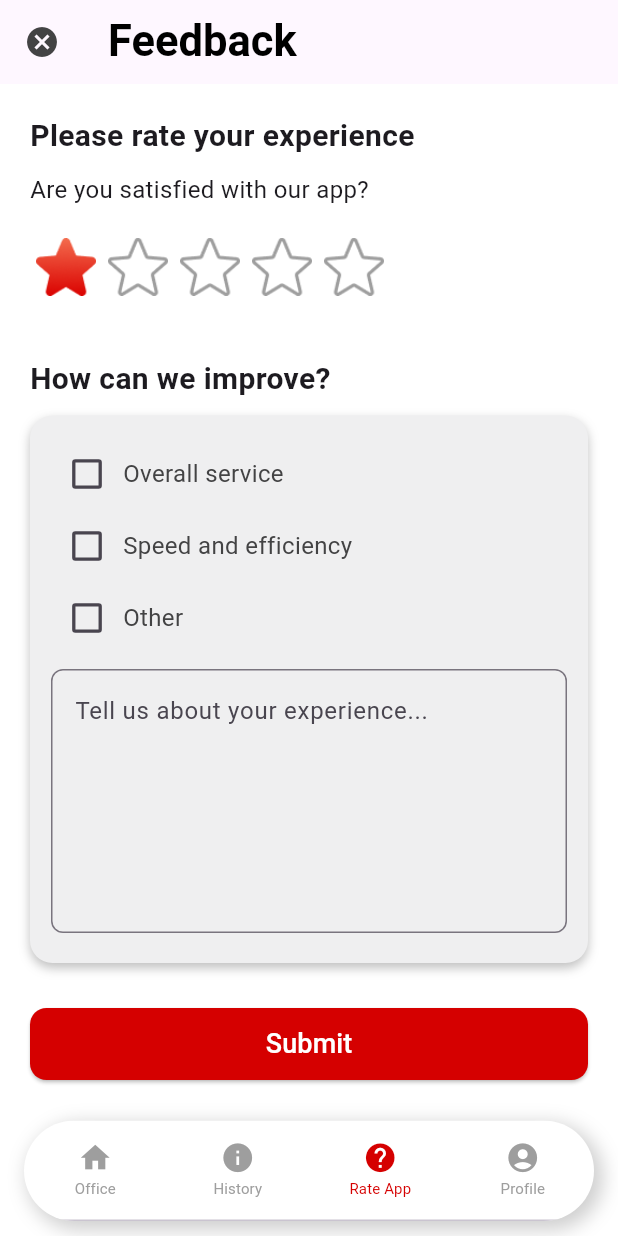
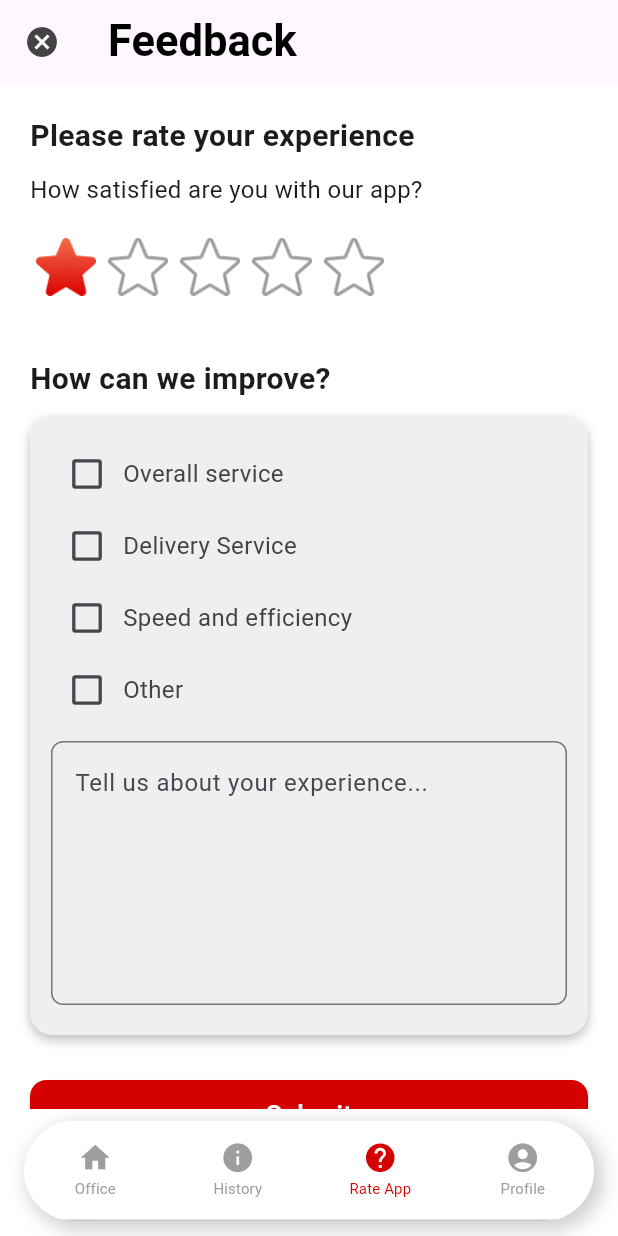
Before and after one commit to moraswi/OfficeEats, a Flutter app: the FeedBack screen opened by its route, on a phone screen of 412 x 824 dp. Run offline on Flutter 3.47's test engine with Material 3 defaults, Android fonts, the phone set to English and light mode, and no system bars; drawn by our look-alikes of flutter_rating_bar; our stand-ins replace shared_preferences; missing offline and left inert: dart:ffi; accounts and stored records are empty.

Commit message:
feedback fixed wording

```diff
--- a/lib/components/private/feedback/feedBack.dart
+++ b/lib/components/private/feedback/feedBack.dart
@@ -21,6 +21,7 @@ class _FeedBackState extends State<FeedBack> {
 
   bool overallService = false;
   bool SpeedEfficiency = false;
+  bool deliveryService = false;
   bool customerSupport = false;
   bool otherChecked = false;
 
@@ -34,12 +35,15 @@ class _FeedBackState extends State<FeedBack> {
     if (overallService) {
       result += 'Overall service\n';
     }
+
+    if (deliveryService) {
+      result += 'Selivery Service\n';
+    }
+
     if (SpeedEfficiency) {
       result += 'Speed and efficiency\n';
     }
-    // if (customerSupport) {
-    //   result += 'Customer support\n';
-    // }
+
     if (otherChecked) {
       result += 'Other\n';
     }
@@ -72,21 +76,22 @@ class _FeedBackState extends State<FeedBack> {
         ScaffoldMessenger.of(context).showSnackBar(
           SnackBar(content: Text('Select options')),
         );
+        return;
       }
 
       if (message.isEmpty) {
         ScaffoldMessenger.of(context).showSnackBar(
           SnackBar(content: Text('Write a comment')),
         );
-
         return;
       }
 
       await storeService.rateAppReq(
           context, getUserId, message, rate, improveResult);
+
     } catch (e) {
       ScaffoldMessenger.of(context).showSnackBar(
-        SnackBar(content: Text('Feedback Failed')),
+        SnackBar(content: Text('Something went wrong')),
       );
     }
   }
@@ -135,7 +140,7 @@ class _FeedBackState extends State<FeedBack> {
                 const Align(
                   alignment: Alignment.topLeft,
                   child: Text(
-                    'Are you satisfied with our app?',
+                    'How satisfied are you with our app?',
                     style: TextStyle(fontSize: 16, fontWeight: FontWeight.w400),
                   ),
                 ),
@@ -236,6 +241,35 @@ class _FeedBackState extends State<FeedBack> {
                       ),
 
                       //Switching to another insurer
+                      Row(
+                        children: <Widget>[
+                          Transform.scale(
+                            scale: 1.1,
+                            // Increase the size by adjusting the scale factor
+                            child: Checkbox(
+                              value: deliveryService,
+                              onChanged: (bool? value) {
+                                setState(() {
+                                  deliveryService = value!;
+                                  if (deliveryService) {
+                                    improve = "Delivery Service";
+                                    print('Checked: $improve');
+                                  }
+                                });
+                              },
+                              activeColor: Colors.red,
+                            ),
+                          ),
+                          const Text(
+                            'Delivery Service',
+                            style: TextStyle(
+                                fontWeight: FontWeight.w400,
+                                fontSize: 16,
+                                color: Color(0xFF434344)),
+                          ),
+                        ],
+                      ),
+
                       Row(
                         children: <Widget>[
                           Transform.scale(
```
